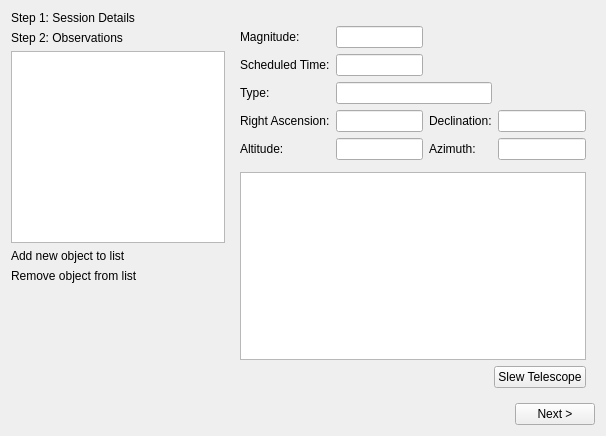
The window that kstars/oal/execute.ui (KDE/kstars) describes before a commit, drawn with Qt 5.
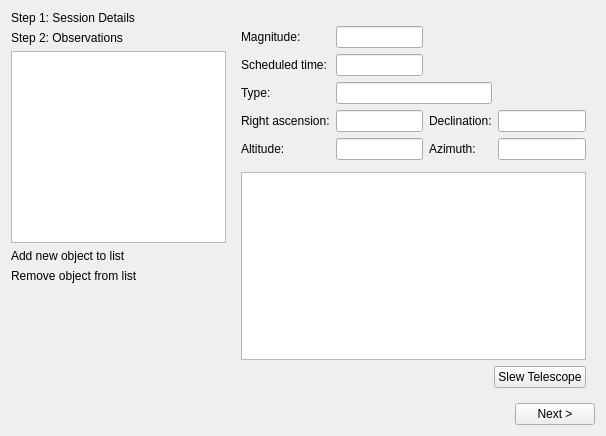
The same window after the commit. Custom widgets are drawn as their Qt base class.

The edit to the form file:
```diff
--- a/kstars/oal/execute.ui
+++ b/kstars/oal/execute.ui
@@ -157,7 +157,7 @@
            <item row="1" column="0">
             <widget class="QLabel" name="label_24">
              <property name="text">
-              <string>Scheduled Time:</string>
+              <string>Scheduled time:</string>
              </property>
             </widget>
            </item>
@@ -171,7 +171,7 @@
            <item row="3" column="0">
             <widget class="QLabel" name="label_26">
              <property name="text">
-              <string>Right Ascension:</string>
+              <string>Right ascension:</string>
              </property>
             </widget>
            </item>
```
Left out of the diff: 2 changed lines with no effect on the pictures.
